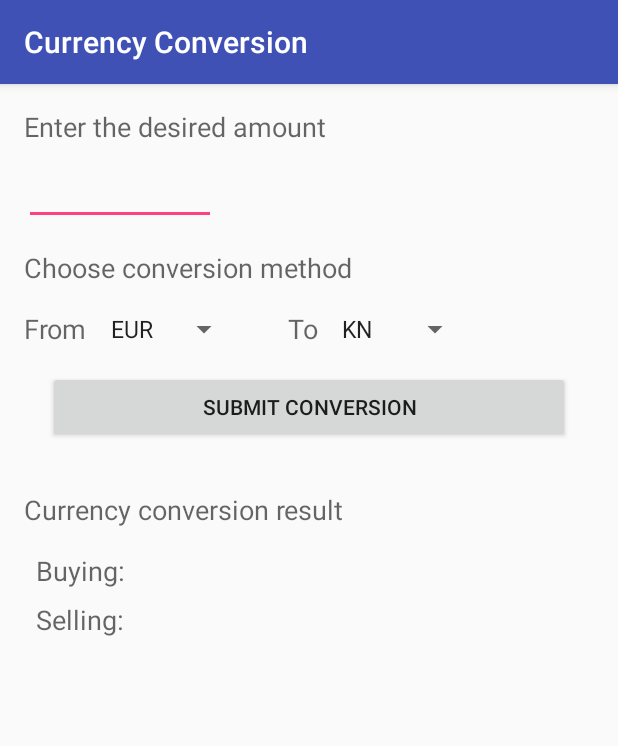
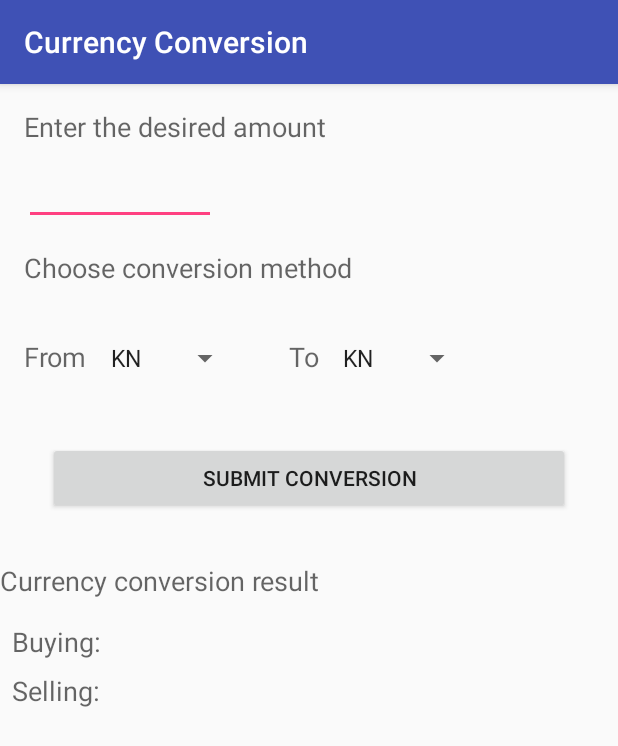
Before and after one commit to Denis8313/CurrencyConversion, an Android app: the screen it shows after launch (MainActivity), on a phone screen of 412 x 824 dp. Shown: the top 746 px of the screen. Run offline under Robolectric (Android 15) with nearby library versions, the phone set to English and light mode, and no system bars.

Commit message:
Setting up android spinner in MainActivit.java

```diff
--- a/app/src/main/java/com/example/denis/currencyconversion/MainActivity.java
+++ b/app/src/main/java/com/example/denis/currencyconversion/MainActivity.java
@@ -5,6 +5,7 @@ import android.support.v7.app.AppCompatActivity;
 import android.os.Bundle;
 import android.util.Log;
 import android.view.View;
+import android.widget.ArrayAdapter;
 import android.widget.Button;
 import android.widget.EditText;
 import android.widget.Spinner;
@@ -12,8 +13,12 @@ import android.widget.TextView;
 import android.widget.Toast;
 
 import java.io.IOException;
+import java.util.ArrayList;
+import java.util.List;
 
 public class MainActivity extends AppCompatActivity {
+
+
 
     private static final String LOG_TAG = MainActivity.class.getSimpleName();
     private double inputValue;
@@ -22,25 +27,45 @@ public class MainActivity extends AppCompatActivity {
     private double resultConversionBuying;
     private double resultConversionSelling;
 
+    private EditText editTextInputValue;
+    private TextView textViewBuyingResult, textViewSellingResult, textViewToCurrencyStringB, textViewToCurrencyStringS;
+    private Spinner spinnerFromCurrency, spinnerToCurrency;
+    private Button buttonSubmitConversion;
+
     @Override
     protected void onCreate(Bundle savedInstanceState) {
         super.onCreate(savedInstanceState);
         setContentView(R.layout.activity_main);
 
+        editTextInputValue = (EditText) findViewById(R.id.editTextEnterAmount);
+        spinnerFromCurrency = (Spinner) findViewById(R.id.spinnerFromCurrency);
+        spinnerToCurrency = (Spinner) findViewById(R.id.spinnerToCurrency);
+        textViewBuyingResult = (TextView) findViewById(R.id.textViewInputBuying);
+        textViewSellingResult = (TextView) findViewById(R.id.textViewInputSelling);
+        textViewToCurrencyStringB = (TextView) findViewById(R.id.textViewCurrencyBuying);
+        textViewToCurrencyStringS = (TextView) findViewById(R.id.textViewCurrencySelling);
+
+        buttonSubmitConversion = (Button) findViewById(R.id.buttonSubmitConversion);
+
+        List entries = new ArrayList();
+        entries.add("KN");
+        entries.add("EUR");
+        entries.add("USD");
+        entries.add("JPN");
+
+        ArrayAdapter spinnerAdapter = new ArrayAdapter(this, android.R.layout.simple_dropdown_item_1line, entries);
+        spinnerAdapter.setDropDownViewResource(android.R.layout.simple_spinner_dropdown_item);
+
+
+        spinnerFromCurrency.setAdapter(spinnerAdapter);
+        spinnerToCurrency.setAdapter(spinnerAdapter);
+
+
+
         updateUi();
     }
 
     public void updateUi() {
-
-        final EditText editTextInputValue = (EditText) findViewById(R.id.editTextEnterAmount);
-        final Spinner spinnerFromCurrency = (Spinner) findViewById(R.id.spinnerFromCurrency);
-        final Spinner spinnerToCurrency = (Spinner) findViewById(R.id.spinnerToCurrency);
-        final TextView textViewBuyingResult = (TextView) findViewById(R.id.textViewInputBuying);
-        final TextView textViewSellingResult = (TextView) findViewById(R.id.textViewInputSelling);
-        final TextView textViewToCurrencyStringB = (TextView) findViewById(R.id.textViewCurrencyBuying);
-        final TextView textViewToCurrencyStringS = (TextView) findViewById(R.id.textViewCurrencySelling);
-
-        Button buttonSubmitConversion = (Button) findViewById(R.id.buttonSubmitConversion);
 
         buttonSubmitConversion.setOnClickListener(new View.OnClickListener() {
             @Override
--- a/app/src/main/res/layout/activity_main.xml
+++ b/app/src/main/res/layout/activity_main.xml
@@ -53,26 +53,28 @@
         android:textAppearance="@style/TextAppearance.AppCompat.Caption"
         android:textSize="18sp"/>
 
+    <LinearLayout
+        android:id="@+id/linearLayout"
+        android:layout_width="wrap_content"
+        android:layout_height="wrap_content"
+        android:layout_marginTop="16dp"
+        app:layout_constraintStart_toStartOf="@+id/textViewConversionMethod"
+        app:layout_constraintTop_toBottomOf="@+id/textViewConversionMethod">
+
         <TextView
             android:id="@+id/textViewFrom"
             android:layout_width="wrap_content"
             android:layout_height="wrap_content"
-        android:layout_marginTop="16dp"
             android:text="From"
             android:textAppearance="@style/TextAppearance.AppCompat.Caption"
-        android:textSize="18sp"
-        app:layout_constraintStart_toStartOf="@+id/textViewConversionMethod"
-        app:layout_constraintTop_toBottomOf="@+id/textViewConversionMethod" />
+            android:textSize="18sp" />
 
         <Spinner
             android:id="@+id/spinnerFromCurrency"
             android:layout_width="wrap_content"
             android:layout_height="wrap_content"
             android:layout_marginLeft="8dp"
-        android:layout_marginStart="8dp"
-        android:entries="@array/from_currency"
-        app:layout_constraintBottom_toBottomOf="@+id/textViewFrom"
-        app:layout_constraintStart_toEndOf="@+id/textViewFrom" />
+            android:layout_marginStart="8dp" />
 
         <TextView
             android:id="@+id/textViewTo"
@@ -82,19 +84,17 @@
             android:layout_marginStart="32dp"
             android:text="To"
             android:textAppearance="@style/TextAppearance.AppCompat.Caption"
-        android:textSize="18sp"
-        app:layout_constraintBottom_toBottomOf="@+id/textViewFrom"
-        app:layout_constraintStart_toEndOf="@+id/spinnerFromCurrency" />
+            android:textSize="18sp" />
 
         <Spinner
             android:id="@+id/spinnerToCurrency"
             android:layout_width="wrap_content"
             android:layout_height="wrap_content"
             android:layout_marginLeft="8dp"
-        android:layout_marginStart="8dp"
-        app:layout_constraintBottom_toBottomOf="@+id/textViewFrom"
-        app:layout_constraintStart_toEndOf="@+id/textViewTo"
-        android:entries="@array/to_currency"/>
+            android:layout_marginStart="8dp" />
+
+    </LinearLayout>
+
 
     <Button
         android:id="@+id/buttonSubmitConversion"
@@ -104,11 +104,12 @@
         android:layout_marginLeft="32dp"
         android:layout_marginRight="32dp"
         android:layout_marginStart="32dp"
-        android:layout_marginTop="16dp"
+        android:layout_marginTop="24dp"
         android:text="@string/button_submit_conv"
         app:layout_constraintEnd_toEndOf="parent"
+        app:layout_constraintHorizontal_bias="0.0"
         app:layout_constraintStart_toStartOf="parent"
-        app:layout_constraintTop_toBottomOf="@+id/textViewFrom" />
+        app:layout_constraintTop_toBottomOf="@+id/linearLayout" />
 
     <TextView
         android:id="@+id/textViewResultConversion"
@@ -116,7 +117,6 @@
         android:layout_height="wrap_content"
         android:layout_marginTop="32dp"
         android:text="@string/currency_conversion_result"
-        app:layout_constraintStart_toStartOf="@+id/textViewFrom"
         app:layout_constraintTop_toBottomOf="@+id/buttonSubmitConversion"
         android:textAppearance="@style/TextAppearance.AppCompat.Caption"
         android:textSize="18sp"/>
```
Lines whose indentation alone changed are shown as unchanged.
